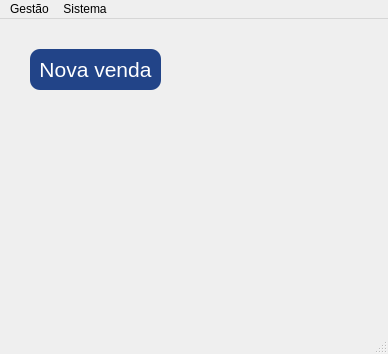
Old version of the form fm_principal.ui in the repository chicuti99/controle_estoque.
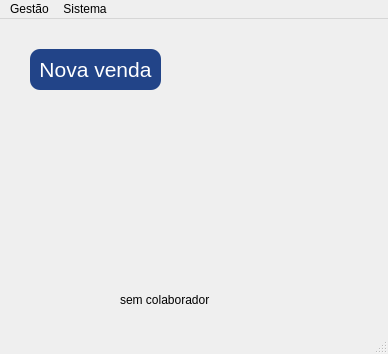
New version of the form.

What changed in the file:
```diff
--- a/fm_principal.ui
+++ b/fm_principal.ui
@@ -64,6 +64,19 @@
      <string>Nova venda</string>
     </property>
    </widget>
+   <widget class="QLabel" name="lb_nome">
+    <property name="geometry">
+     <rect>
+      <x>120</x>
+      <y>270</y>
+      <width>111</width>
+      <height>21</height>
+     </rect>
+    </property>
+    <property name="text">
+     <string>sem colaborador</string>
+    </property>
+   </widget>
   </widget>
   <widget class="QMenuBar" name="menubar">
    <property name="geometry">
```
